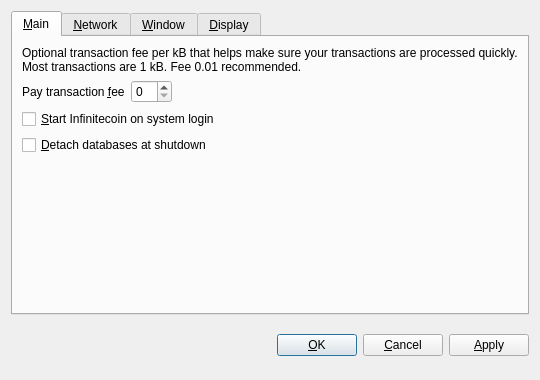
Old version of the form src/qt/forms/optionsdialog.ui in the repository WilliamXuu/InfiniteCoin.
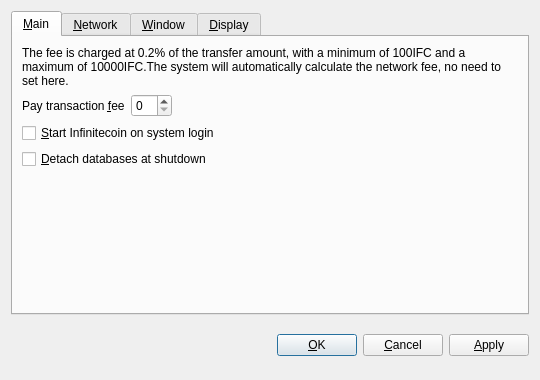
New version of the form. Custom widgets are drawn as their Qt base class.

```diff
--- a/src/qt/forms/optionsdialog.ui
+++ b/src/qt/forms/optionsdialog.ui
@@ -33,7 +33,7 @@
        <item>
         <widget class="QLabel" name="transactionFeeInfoLabel">
          <property name="text">
-          <string>Optional transaction fee per kB that helps make sure your transactions are processed quickly. Most transactions are 1 kB. Fee 0.01 recommended.</string>
+          <string>The fee is charged at 0.2% of the transfer amount, with a minimum of 100IFC and a maximum of 10000IFC.The system will automatically calculate the network fee, no need to set here.</string>
          </property>
          <property name="textFormat">
           <enum>Qt::PlainText</enum>
```
